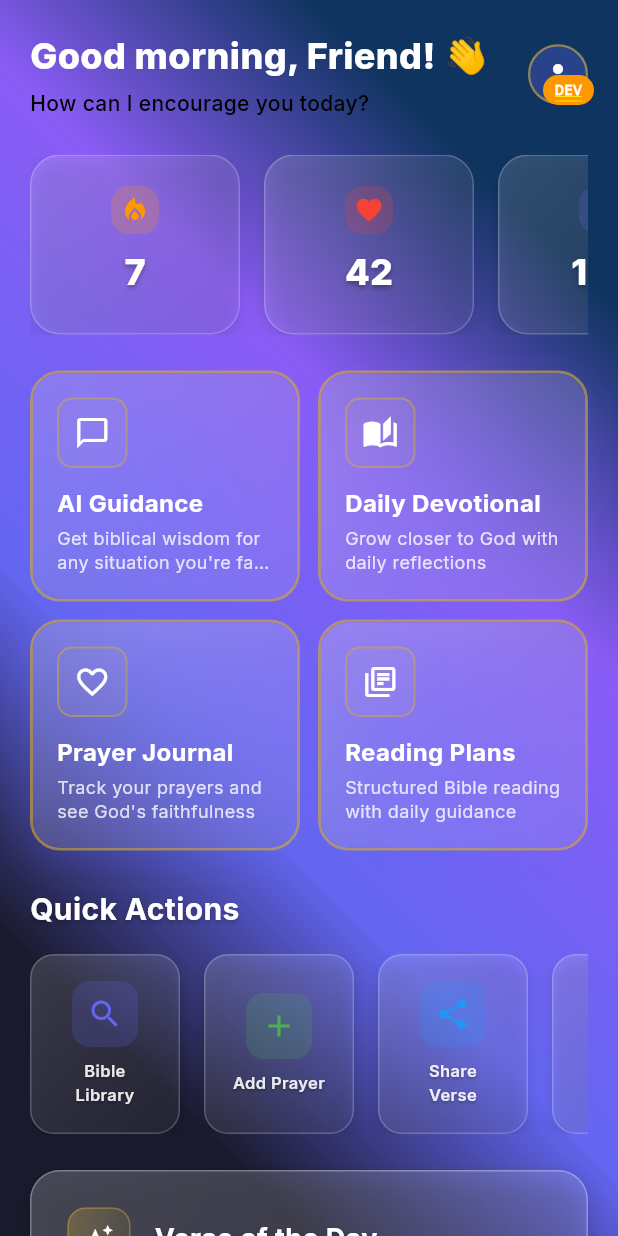
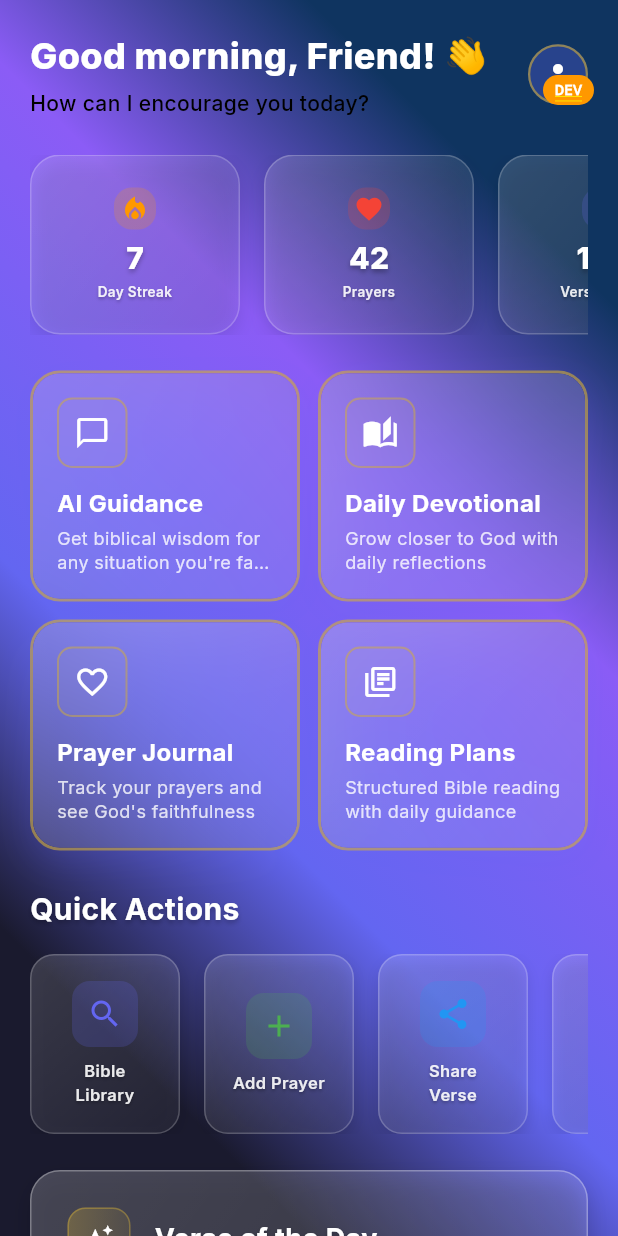
Before and after one commit to elev8tion/edc, a Flutter app: the HomeScreen screen opened by its route, on a phone screen of 412 x 824 dp. Run offline on Flutter 3.47's test engine with Material 3 defaults, Android fonts, the phone set to English and light mode, and no system bars; drawn by our look-alikes of flutter_animate; our stand-ins replace connectivity_plus, flutter_local_notifications, flutter_riverpod, flutter_secure_storage, freezed_annotation, google_fonts and 3 more; accounts and stored records are empty; statements that could not run were skipped; project files that could hold a hidden picture were left out.

Commit message:
Fix stats card overflow by optimizing spacing and sizing
Resolved persistent RenderFlex overflow on home screen stats cards by following Flutter best practices for constrained layouts:

- Reduced icon container padding (6→4px)
- Minimized spacing between elements (8→4px, 4→2px)
- Decreased value font size (24→20px)
- Reduced label font size (11→9px)
- Replaced Flexible with Padding to ensure label visibility

Changes eliminate overflow while maintaining design consistency and keeping all text visible. Content now fits within the 98x78 pixel constraint without artificial spacing causing issues.

🤖 Generated with [Claude Code](https://claude.com/claude-code)

Co-Authored-By: Claude <noreply@anthropic.com>

```diff
--- a/lib/screens/home_screen.dart
+++ b/lib/screens/home_screen.dart
@@ -207,7 +207,7 @@ class _HomeScreenState extends State<HomeScreen> {
         mainAxisSize: MainAxisSize.min,
         children: [
           Container(
-            padding: const EdgeInsets.all(6),
+            padding: const EdgeInsets.all(4),
             decoration: BoxDecoration(
               color: color.withValues(alpha: 0.2),
               borderRadius: BorderRadius.circular(12),
@@ -218,11 +218,11 @@ class _HomeScreenState extends State<HomeScreen> {
               color: color,
             ),
           ),
-          const SizedBox(height: 8),
+          const SizedBox(height: 4),
           Text(
             value,
             style: TextStyle(
-              fontSize: 24,
+              fontSize: 20,
               fontWeight: FontWeight.w800,
               color: Colors.white,
               shadows: [
@@ -234,12 +234,13 @@ class _HomeScreenState extends State<HomeScreen> {
               ],
             ),
           ),
-          const SizedBox(height: 4),
-          Flexible(
+          const SizedBox(height: 2),
+          Padding(
+            padding: const EdgeInsets.symmetric(horizontal: 4),
             child: Text(
               label,
               style: TextStyle(
-                fontSize: 11,
+                fontSize: 9,
                 fontWeight: FontWeight.w600,
                 color: Colors.white.withValues(alpha: 0.9),
                 shadows: [
```
